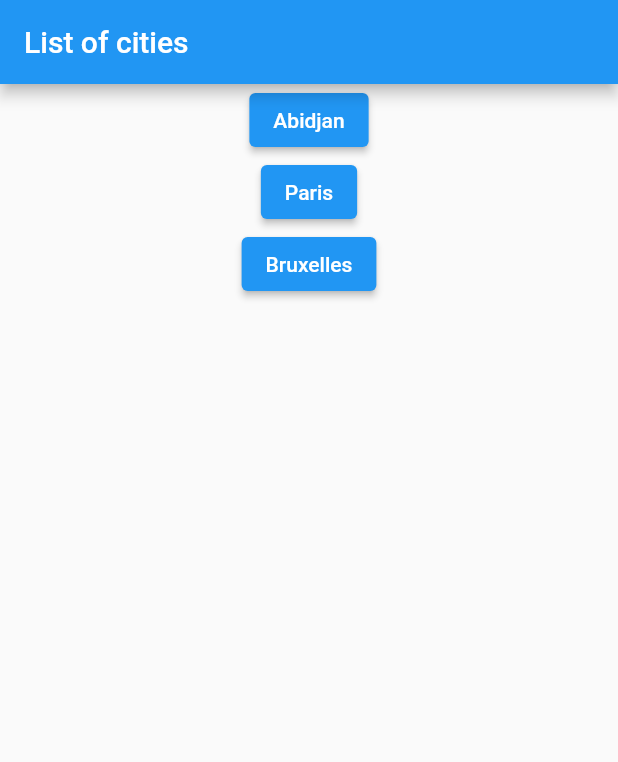
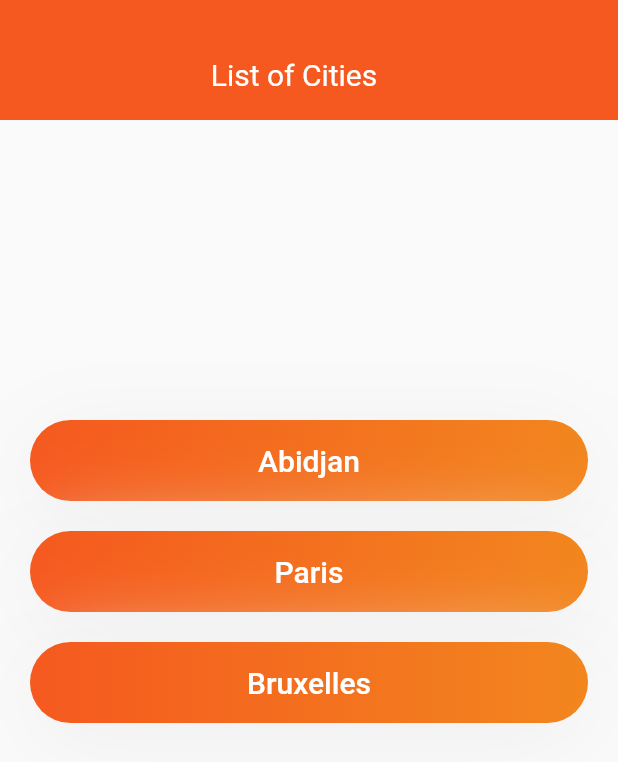
Before and after one commit to brainKbad/meteo, a Flutter app: the screen it shows after launch, on a phone screen of 412 x 824 dp. Shown: the top 762 px of the screen. Run offline on Flutter 3.47's test engine with Material 2 defaults, Android fonts, the light colour scheme and no system bars; missing offline and left inert: dart:ffi.

Commit message:
PROJET_METEO

```diff
--- a/lib/currentWeather.dart
+++ b/lib/currentWeather.dart
@@ -487,35 +487,145 @@ class CityList extends StatelessWidget {
   @override
   Widget build(BuildContext context) {
     return Scaffold(
-      appBar: AppBar(
-        title: const Text('List of cities'),
-      ),
-      body: Column(children: [
+     /* appBar: AppBar(
+        title: const Text('List of cities',
+        style: TextStyle(
+          color: Color(0xffF5591F),
+        ),),
+      ),*/
+      body: Column(children: [Container(
+              height: 80,
+              decoration: BoxDecoration(
+                //borderRadius: BorderRadius.only(bottomLeft: Radius.circular(120)),
+                gradient: LinearGradient(
+                  colors: [(new Color(0xffF5591F)), (new Color(0xffF5591F))],
+                begin: Alignment.topCenter,
+                end: Alignment.bottomCenter
+                )
+              ),
+              child: Center(
+                child: Column(
+                mainAxisAlignment: MainAxisAlignment.spaceEvenly,
+                crossAxisAlignment: CrossAxisAlignment.center,
+                children: [
+                 /* Container(
+                    margin: EdgeInsets.only(top: 50),
+                    //child: Image.asset(name),
+                    height: 30,
+                    width: 30,),*/
+
+                    Container(
+                      margin: EdgeInsets.only(right: 20, top: 20),
+                      alignment: Alignment.center,
+                      child: Text(
+                        "List of Cities",
+                        style: TextStyle(
+                          fontSize: 20,
+                          color: Colors.white
+                        ),
+                      ),)
+                ],),
+              ),
+              ),
+
+
+
         Container(
+        margin: EdgeInsets.only(left: 20, right: 20, top: 200),
+                  padding: EdgeInsets.only(left: 20, right: 20),
+                  alignment: Alignment.center,
+                  height: 54,
+                  decoration: BoxDecoration(
+                    gradient: LinearGradient(
+                      colors: [(new Color(0xffF5591f)), (new Color(0xffF2861E))],
+                      begin: Alignment.centerLeft,
+                      end: Alignment.centerRight
+                    ),
+                    borderRadius: BorderRadius.circular(50),
+                    boxShadow: [BoxShadow(
+                      offset: Offset(0, 10),
+                      blurRadius: 50,
+                      color: Color(0xffEEEEEE),
 
-        ),
-        Center(
+                    )],
+                  ),
 
-           child: ElevatedButton(
+
+       // Center(
+
+           child: TextButton(
            onPressed: () {
+
+
+
+
             // Navigate back to first route when tapped.
             Navigator.push(
               context,
               MaterialPageRoute(builder: (context) =>  CurrentWeather(city: 'Abidjan',lon : '-4.0197', lat: '5.3094')),
             );
           },
-          child: const Text('Abidjan'),
+          child: const Text('Abidjan',
+          style: TextStyle(
+            fontSize: 20,
+            color: Colors.white
+
+          ),),
         ),),
-        ElevatedButton(
+
+        Container(
+        margin: EdgeInsets.only(left: 20, right: 20, top: 20),
+                  padding: EdgeInsets.only(left: 20, right: 20),
+                  alignment: Alignment.center,
+                  height: 54,
+                  decoration: BoxDecoration(
+                    gradient: LinearGradient(
+                      colors: [(new Color(0xffF5591f)), (new Color(0xffF2861E))],
+                      begin: Alignment.centerLeft,
+                      end: Alignment.centerRight
+                    ),
+                    borderRadius: BorderRadius.circular(50),
+                    boxShadow: [BoxShadow(
+                      offset: Offset(0, 10),
+                      blurRadius: 50,
+                      color: Color(0xffEEEEEE)
+                    )],
+                  ),
+        child : TextButton(
            onPressed: () {
             // Navigate back to first route when tapped.
             Navigator.push(
               context,
               MaterialPageRoute(builder: (context) =>  CurrentWeather(city: 'Paris',lon: '2.3488', lat: '48.8534')),
             );},
-          child: const Text('Paris'),
+          child: const Text('Paris',
+          style: TextStyle(
+            fontSize: 20,
+            color: Colors.white
+
+          ),),
         ),
-        ElevatedButton(
+        ),
+
+        Container(
+        margin: EdgeInsets.only(left: 20, right: 20, top: 20),
+                  padding: EdgeInsets.only(left: 20, right: 20),
+                  alignment: Alignment.center,
+                  height: 54,
+                  decoration: BoxDecoration(
+                    gradient: LinearGradient(
+                      colors: [(new Color(0xffF5591f)), (new Color(0xffF2861E))],
+                      begin: Alignment.centerLeft,
+                      end: Alignment.centerRight
+                    ),
+                    borderRadius: BorderRadius.circular(50),
+                    boxShadow: [BoxShadow(
+                      offset: Offset(0, 10),
+                      blurRadius: 50,
+                      color: Color(0xffEEEEEE)
+                    )],
+                  ),
+        child :TextButton(
            onPressed: () {
             // Navigate back to first route when tapped.
             Navigator.push(
@@ -523,9 +633,14 @@ class CityList extends StatelessWidget {
               MaterialPageRoute(builder: (context) => CurrentWeather(city: 'Bruxelles',lon: '4.3488', lat: '50.8504')),
             );
           },
-          child: const Text('Bruxelles'),
-        ),
-      ],)
+          child: const Text('Bruxelles',
+          style: TextStyle(
+            fontSize: 20,
+            color: Colors.white
+
+          ), ),
+          ),
+       ) ],)
     );
   }
 }
```
